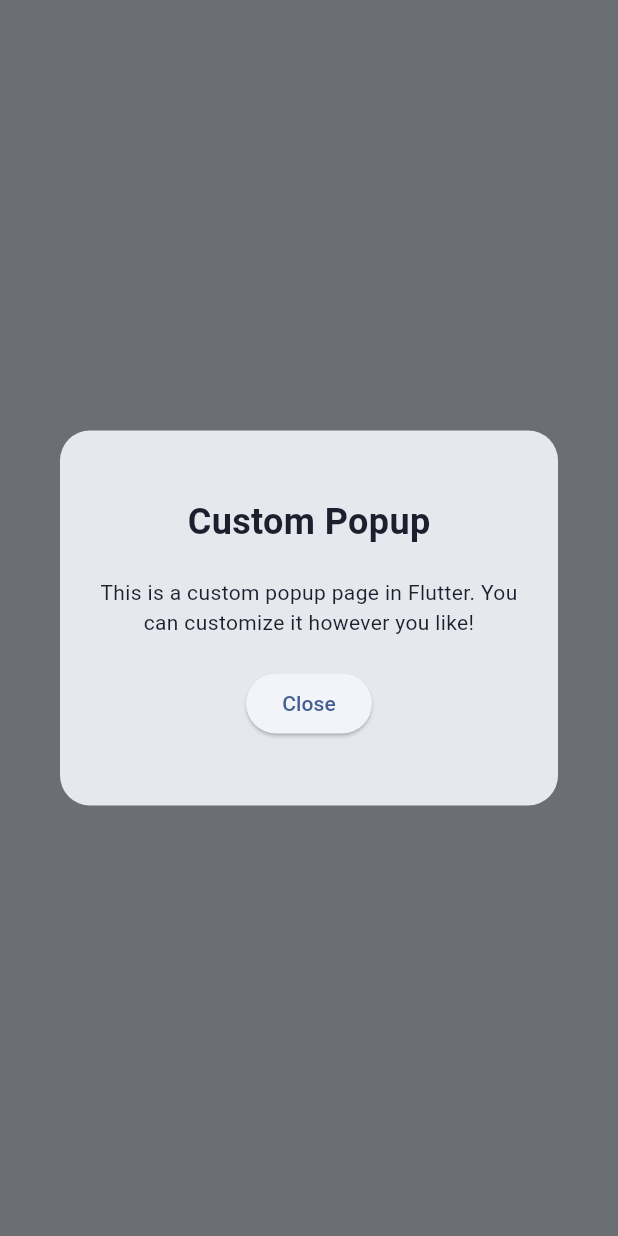
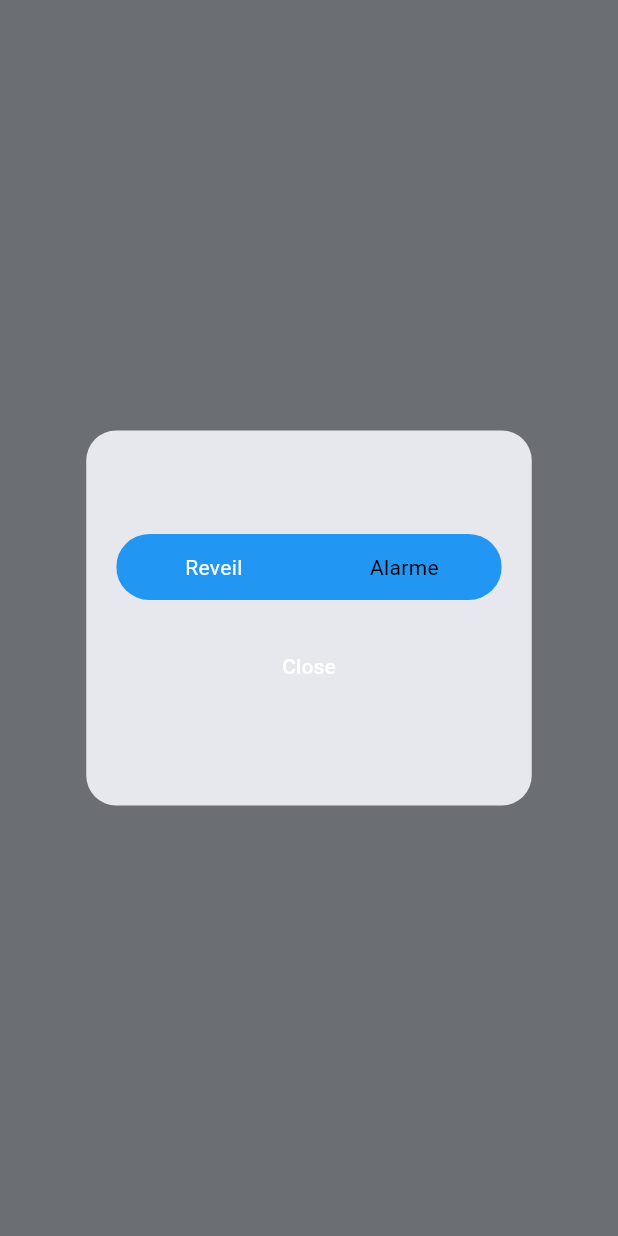
Before and after one commit to AymericROUVRAIS/lumiere, a Flutter app: what showCustomPopup() shows on an empty page, opened directly, on a phone screen of 412 x 824 dp. Run offline on Flutter 3.47's test engine with Material 3 defaults, Android fonts, the phone set to English and light mode, and no system bars; drawn by our look-alikes of toggle_switch; our stand-ins replace flutter_speed_dial, ionicons; missing offline and left inert: interactive_slider.

Commit message:
Updating the dialog box

```diff
--- a/lib/functions/alarm_dialog.dart
+++ b/lib/functions/alarm_dialog.dart
@@ -1,38 +1,73 @@
 import 'package:flutter/material.dart';
+import 'package:toggle_switch/toggle_switch.dart';
 
-void showCustomPopup(BuildContext context) {
-  showDialog(
+Future<int?> showCustomPopup(BuildContext context, {int initialIndex = 0}) {
+  int dialogIndex = initialIndex;
+
+  return showDialog<int>(
     context: context,
     builder: (context) {
+      return StatefulBuilder(
+        builder: (context, setState) {
           return Dialog(
-        shape: RoundedRectangleBorder(borderRadius: BorderRadius.circular(20)),
+            shape: RoundedRectangleBorder(
+              borderRadius: BorderRadius.circular(20),
+            ),
             elevation: 16,
             child: Container(
-          padding: EdgeInsets.all(20),
+              padding: const EdgeInsets.all(20),
               height: 250,
-          child: Column(
+              child: LayoutBuilder(
+                builder: (context, constraints) {
+                  // The available width inside the dialog
+                  double availableWidth = constraints.maxWidth;
+                  double switchWidth = (availableWidth - 40) / 2;
+
+                  return Column(
                     mainAxisAlignment: MainAxisAlignment.center,
                     children: [
-              Text(
-                "Custom Popup",
-                style: TextStyle(fontSize: 24, fontWeight: FontWeight.bold),
+                      ToggleSwitch(
+                        totalSwitches: 2,
+                        minWidth: switchWidth, // dynamically sized
+                        initialLabelIndex: dialogIndex,
+                        borderWidth: 2.0,
+                        cornerRadius: 50.0,
+                        labels: ['Reveil', 'Alarme'],
+                        activeBgColor: [
+                          Theme.of(context)
+                                  .elevatedButtonTheme
+                                  .style
+                                  ?.foregroundColor
+                                  ?.resolve({}) ??
+                              Colors.blue,
+                        ],
+                        activeFgColor: Colors.white,
+                        inactiveBgColor:
+                            Colors.transparent, // transparent background
+                        inactiveFgColor: Colors.black,
+                        borderColor: [Colors.blue], // adds outline
+
+                        onToggle: (index) {
+                          setState(() {
+                            dialogIndex = index ?? 0;
+                          });
+                        },
                       ),
-              SizedBox(height: 20),
-              Text(
-                "This is a custom popup page in Flutter. You can customize it however you like!",
-                textAlign: TextAlign.center,
-              ),
-              SizedBox(height: 20),
-              ElevatedButton(
+                      const SizedBox(height: 20),
+                      TextButton(
                         onPressed: () {
-                  Navigator.of(context).pop(); // Close popup
+                          Navigator.of(context).pop(dialogIndex);
                         },
-                child: Text("Close"),
+                        child: const Text("Close"),
                       ),
                     ],
+                  );
+                },
               ),
             ),
           );
         },
       );
+    },
+  );
 }
```
Lines whose indentation alone changed are shown as unchanged.
